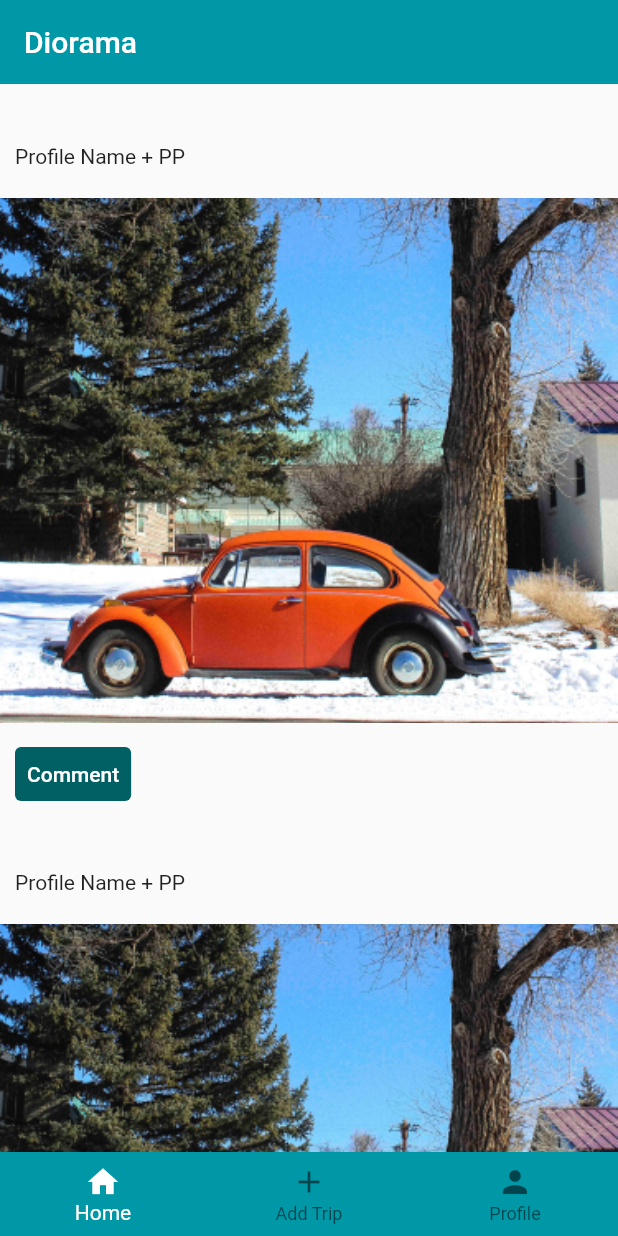
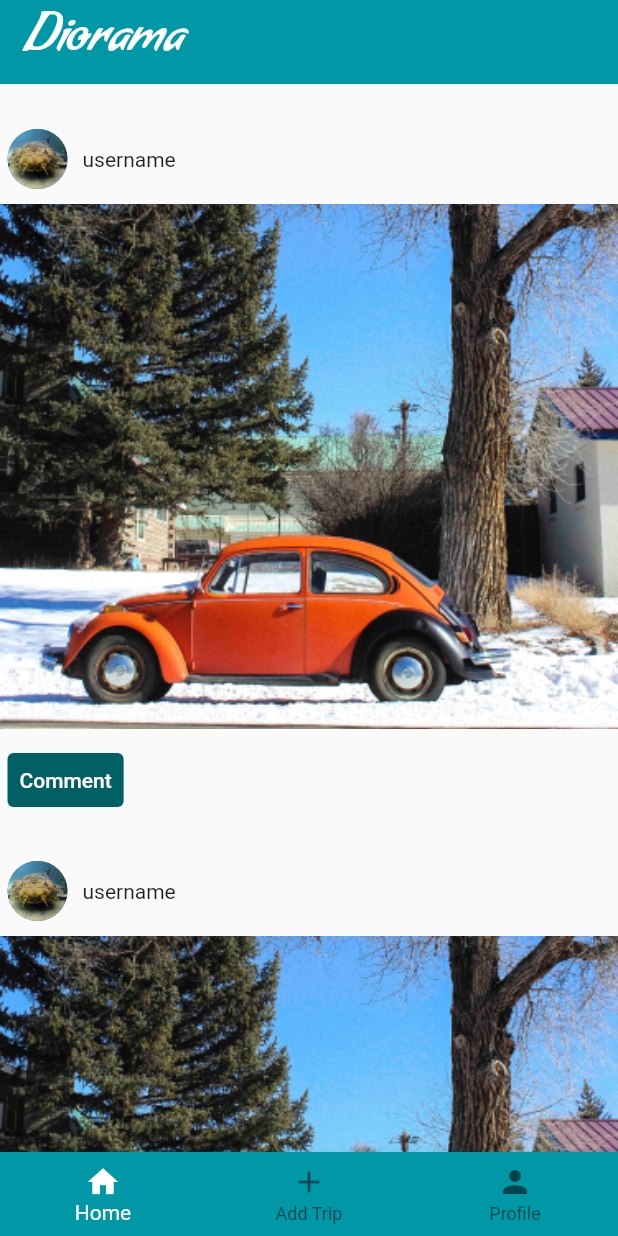
Before and after one commit to girvinjunod/Diorama-FE, a Flutter app: the screen it shows after launch, on a phone screen of 412 x 824 dp. Run offline on Flutter 3.47's test engine with Material 2 defaults, Android fonts, the phone set to English and light mode, and no system bars.

Commit message:
feat: add profile picture and logo to feeds

```diff
--- a/lib/home.dart
+++ b/lib/home.dart
@@ -31,19 +31,28 @@ class _TripFeedState extends State<TripFeed> {
       child: Column(
         children: <Widget>[
           Container(
-            padding: const EdgeInsets.symmetric(vertical: 10, horizontal: 10),
+            padding: const EdgeInsets.symmetric(vertical: 10, horizontal: 5),
             child: SizedBox(
-              width: double.infinity,
-              child: Container(
-                padding: const EdgeInsets.symmetric(vertical: 10),
-                child: const Text(
-                  "Profile Name + PP",
-                  textAlign: TextAlign.left,
+                width: double.infinity,
+                child: Row(
+                  children: const <Widget>[
+                    CircleAvatar(
+                      radius: 20, // Image radius
+                      backgroundImage: AssetImage('images/pp-temp.jpg'),
+                    ),
+                    Padding(
+                      padding: EdgeInsets.only(left: 10),
+                      child: Text("username"),
+                    )
+                  ],
+                )
+                // child: const Text(
+                //   "Profile Name + PP",
+                //   textAlign: TextAlign.left,
+                // ),
+
                 ),
-              ),
-            ),
           ),
-          // Image.asset("images/car.png")
           SizedBox(
             height: 350,
             width: double.infinity,
@@ -54,7 +63,7 @@ class _TripFeedState extends State<TripFeed> {
             ),
           ),
           Padding(
-            padding: const EdgeInsets.fromLTRB(10, 10, 0, 0),
+            padding: const EdgeInsets.fromLTRB(5, 10, 0, 0),
             child: Align(
                 alignment: Alignment.centerLeft,
                 child: TextButton(
--- a/lib/main.dart
+++ b/lib/main.dart
@@ -47,7 +47,8 @@ class _NavBarState extends State<NavBar> {
   Widget build(BuildContext context) {
     return Scaffold(
       appBar: AppBar(
-        title: const Text('Diorama'),
+        title: const Text('Diorama',
+            style: TextStyle(fontFamily: 'Condiment', fontSize: 35)),
       ),
       body: const TripFeed(),
       bottomNavigationBar: BottomNavigationBar(
```
Also changed, not shown: pubspec.yaml (+4 -6 lines), fonts/Condiment-Regular.ttf (added), images/logo.png (added), images/pp-temp.jpg (added).
